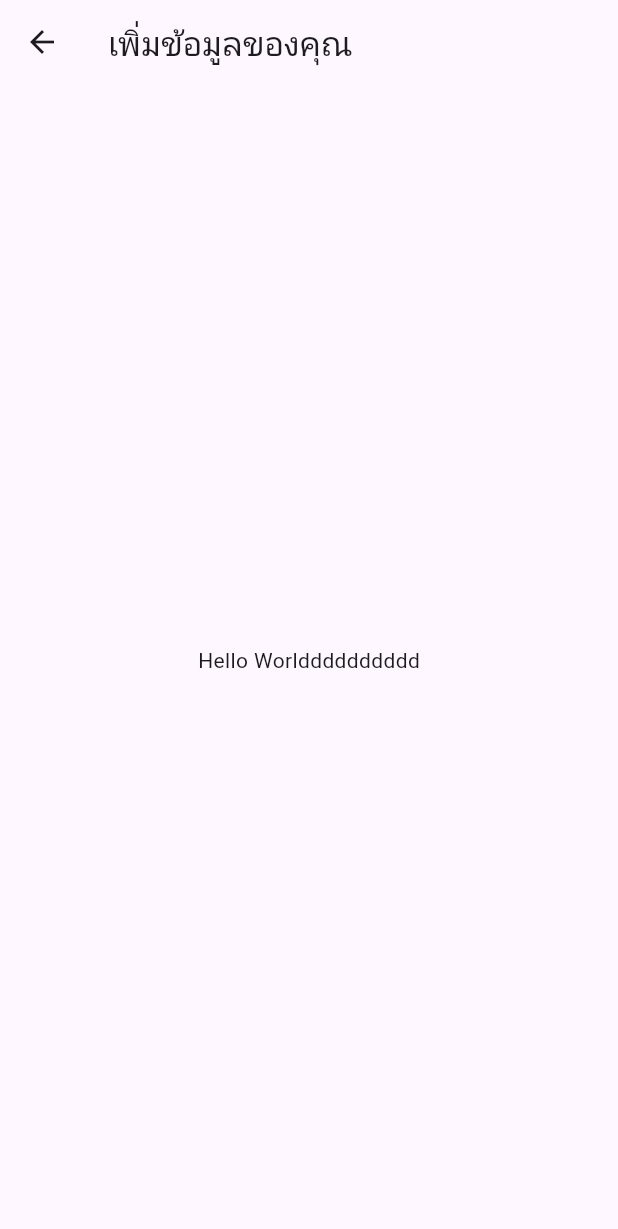
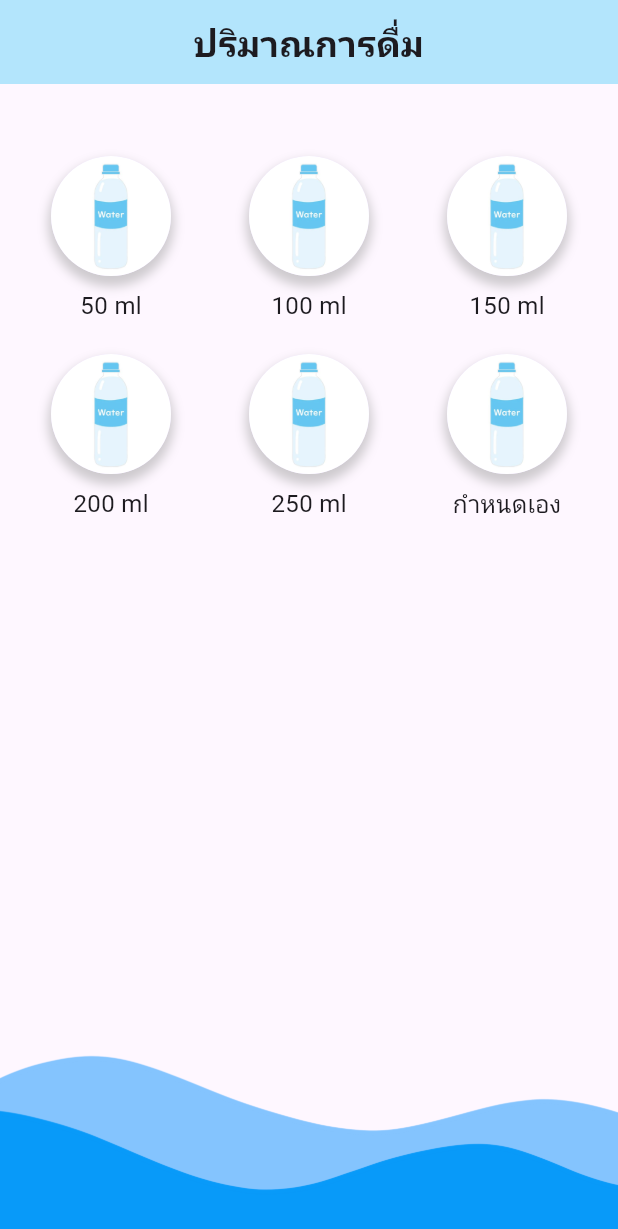
Before and after one commit to 64160056/Project_app, a Flutter app: the WaterTrack screen opened by its route, after a tap on the "add" icon, on a phone screen of 412 x 824 dp. Shown: the top 1229 px of the screen. Run offline on Flutter 3.47's test engine with Material 3 defaults, Android fonts, the phone set to English and light mode, and no system bars.

Commit message:
create Add water page

```diff
--- a/water_tracking_app/lib/add_weter.dart
+++ b/water_tracking_app/lib/add_weter.dart
@@ -2,17 +2,102 @@ import 'package:flutter/material.dart';
 
 class AddWeter extends StatelessWidget {
   static const String nameRoute = '/add_weter';
-
   @override
   Widget build(BuildContext context) {
-    const String appTitle = 'เพิ่มข้อมูลของคุณ';
-    return Scaffold(
-      appBar: AppBar(
-        title: const Text(appTitle),
-      ),
-      body: const Center(
-        child: Text('Hello Worldddddddddd'),
+    return MaterialApp(
+       home: Scaffold(
+        appBar: AppBar(
+          title: Text('ปริมาณการดื่ม',style: TextStyle(fontSize: 24, fontWeight: FontWeight.bold),),
+          backgroundColor: Colors.lightBlue[100],
+          centerTitle: true,
+        ),
+        body: WaterVolumeScreen(),
       ),
     );
   }
 }
+
+class WaterVolumeScreen extends StatelessWidget {
+  final List<Map<String, dynamic>> volumes = [
+    {'label': '50 ml', 'image': 'assets/water_bottle.png'},
+    {'label': '100 ml', 'image': 'assets/water_bottle.png'},
+    {'label': '150 ml', 'image': 'assets/water_bottle.png'},
+    {'label': '200 ml', 'image': 'assets/water_bottle.png'},
+    {'label': '250 ml', 'image': 'assets/water_bottle.png'},
+    {'label': 'กำหนดเอง', 'image': 'assets/water_bottle.png'},
+  ];
+
+  @override
+  Widget build(BuildContext context) {
+    return Column(
+      children: [
+        Container(
+          padding: EdgeInsets.all(16.0),
+
+
+        ),
+        Expanded(
+          child: Padding(
+            padding: const EdgeInsets.all(16.0),
+            child: GridView.builder(
+              gridDelegate: SliverGridDelegateWithFixedCrossAxisCount(
+                crossAxisCount: 3, // จำนวนปุ่มในแต่ละแถว
+                crossAxisSpacing: 16.0,
+                mainAxisSpacing: 16.0,
+              ),
+              itemCount: volumes.length,
+              itemBuilder: (context, index) {
+                return GestureDetector(
+                  onTap: () {
+                    // Handle click event
+                    print('Selected: ${volumes[index]['label']}');
+                  },
+                  child: Column(
+                    children: [
+                      // ปุ่มที่เป็นวงกลมพร้อมเงา
+                      Container(
+                        decoration: BoxDecoration(
+                          shape: BoxShape.circle, // รูปทรงวงกลม
+                          boxShadow: [
+                            BoxShadow(
+                              color: Colors.grey.withOpacity(0.5), // สีของเงา
+                              spreadRadius: 2, // ระยะกระจายของเงา
+                              blurRadius: 5, // ระยะเบลอของเงา
+                              offset: Offset(0, 5), // การเลื่อนของเงา (x, y)
+                            ),
+                          ],
+                        ),
+                        child: CircleAvatar(
+                          radius: 40, // ขนาดของปุ่ม
+                          backgroundImage: AssetImage(volumes[index]['image']),
+                        ),
+                      ),
+                      SizedBox(height: 8),
+                      Text(
+                        volumes[index]['label'],
+                        style: TextStyle(fontSize: 16),
+                      ),
+                    ],
+                  ),
+                );
+              },
+            ),
+          ),
+        ),
+        Container(
+          height: 150, // ความสูงของคลื่นน้ำที่ด้านล่าง
+          child: Stack(
+            children: [
+              Positioned(
+                bottom: 0,
+                left: 0,
+                right: 0,
+                child: Image.asset('assets/wave.png', fit: BoxFit.cover),
+              ),
+            ],
+          ),
+        ),
+      ],
+    );
+  }
+}
--- a/water_tracking_app/lib/water_track.dart
+++ b/water_tracking_app/lib/water_track.dart
@@ -14,7 +14,7 @@ class WaterTrack extends StatelessWidget {
             child: Text(
           'เป้าหมายการดื่มน้ำของคุณ',
           style:
-              TextStyle(fontSize: 32, color: Color.fromARGB(255, 0, 94, 188)),
+              TextStyle(fontSize: 25, color: Color.fromARGB(255, 0, 94, 188)),
         )),
       ),
       body: Center(
@@ -58,7 +58,9 @@ class WaterTrack extends StatelessWidget {
                   onPressed: () {
                     Navigator.pushNamed(context, AddWeter.nameRoute);
                   },
-                  child: Icon(Icons.add),
+
+
+                  child: Icon(Icons.add,color: Color.fromARGB(255, 22, 27, 19), ),
                 ),
               ],
             ),
--- a/water_tracking_app/pubspec.yaml
+++ b/water_tracking_app/pubspec.yaml
@@ -17,3 +17,6 @@ dev_dependencies:
 
 flutter:
   uses-material-design: true
+  assets:
+    - assets/water_bottle.png
+    - assets/wave.png
```
Also changed, not shown: water_tracking_app/assets/water_bottle.png (added), water_tracking_app/assets/wave.png (added).
